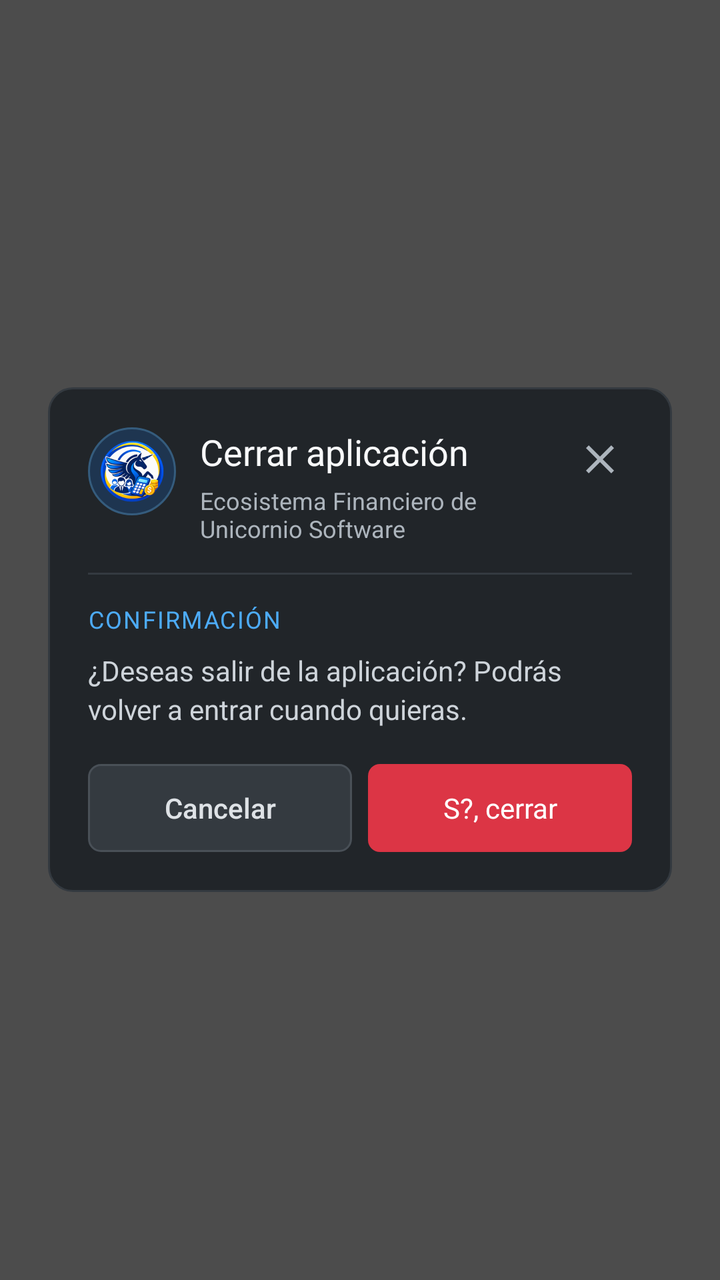
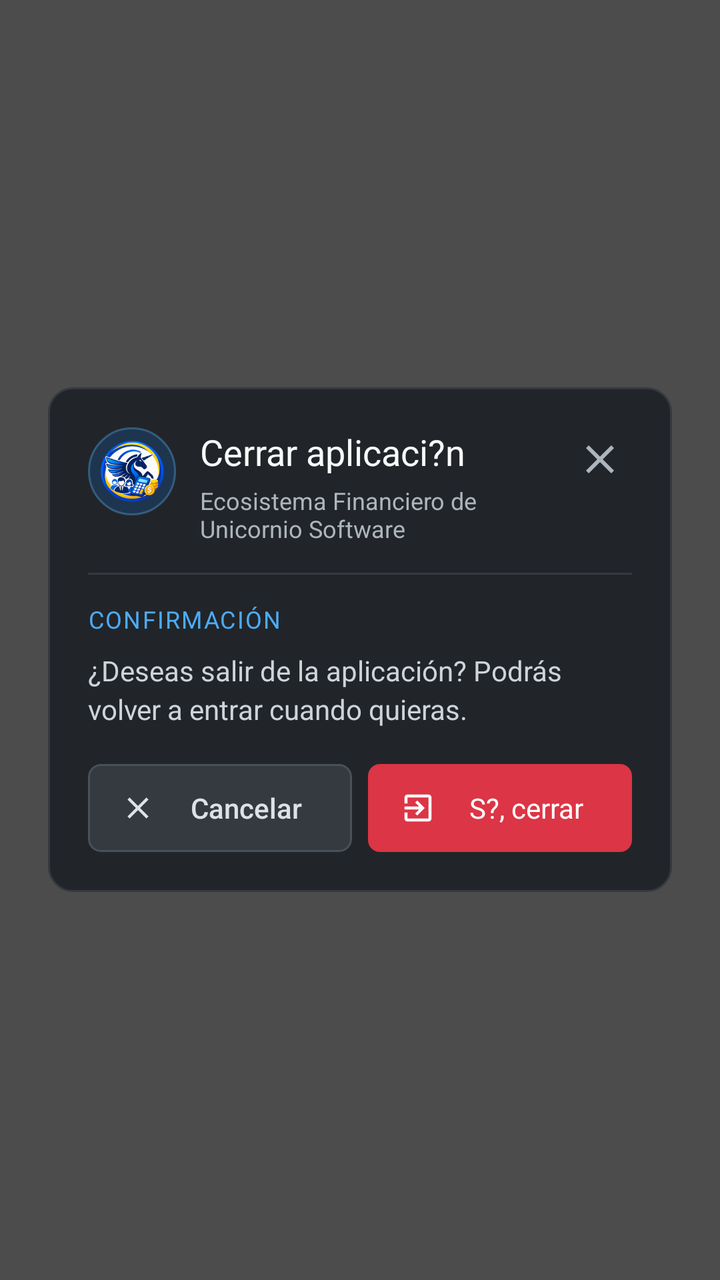

Two renders of the same Android screen: before a commit and after it. Below are the layout's source before the change and the commit's diff.
<!-- AndroidManifest.xml: application theme Theme.UnicornioSoftware -->
<!-- res/layout/dialog_close_app.xml -->
<?xml version="1.0" encoding="utf-8"?>
<FrameLayout xmlns:android="http://schemas.android.com/apk/res/android"
    android:layout_width="match_parent"
    android:layout_height="match_parent"
    android:background="#B3000000"
    android:padding="24dp">

    <LinearLayout
        android:layout_width="match_parent"
        android:layout_height="wrap_content"
        android:layout_gravity="center"
        android:background="@drawable/bg_modal_card"
        android:orientation="vertical"
        android:padding="20dp">

        <LinearLayout
            android:layout_width="match_parent"
            android:layout_height="wrap_content"
            android:gravity="top"
            android:orientation="horizontal">

            <ImageView
                android:layout_width="44dp"
                android:layout_height="44dp"
                android:background="@drawable/bg_offline_icon"
                android:contentDescription="@string/app_name"
                android:padding="6dp"
                android:scaleType="fitCenter"
                android:src="@mipmap/ic_launcher_round" />

            <LinearLayout
                android:layout_width="0dp"
                android:layout_height="wrap_content"
                android:layout_marginStart="12dp"
                android:layout_weight="1"
                android:orientation="vertical">

                <TextView
                    android:id="@+id/closeTitle"
                    android:layout_width="wrap_content"
                    android:layout_height="wrap_content"
                    android:fontFamily="sans-serif-bold"
                    android:text="Cerrar aplicación"
                    android:textColor="#F8F9FA"
                    android:textSize="18sp" />

                <TextView
                    android:layout_width="wrap_content"
                    android:layout_height="wrap_content"
                    android:layout_marginTop="4dp"
                    android:fontFamily="sans-serif"
                    android:text="Ecosistema Financiero de Unicornio Software"
                    android:textColor="#ADB5BD"
                    android:textSize="12sp" />
            </LinearLayout>

            <ImageButton
                android:id="@+id/btnCloseDialogX"
                android:layout_width="32dp"
                android:layout_height="32dp"
                android:background="@android:color/transparent"
                android:contentDescription="Cerrar"
                android:padding="4dp"
                android:src="@drawable/ic_close"
                android:tint="#ADB5BD" />
        </LinearLayout>

        <View
            android:layout_width="match_parent"
            android:layout_height="1dp"
            android:layout_marginTop="14dp"
            android:layout_marginBottom="14dp"
            android:background="#343A40" />

        <TextView
            android:layout_width="wrap_content"
            android:layout_height="wrap_content"
            android:fontFamily="sans-serif-bold"
            android:letterSpacing="0.06"
                    android:text="CONFIRMACIÓN"
            android:textAllCaps="true"
            android:textColor="#4DABF7"
            android:textSize="12sp" />

        <TextView
            android:id="@+id/closeMessage"
            android:layout_width="match_parent"
            android:layout_height="wrap_content"
            android:layout_marginTop="8dp"
            android:fontFamily="sans-serif"
            android:lineSpacingExtra="3dp"
                    android:text="¿Deseas salir de la aplicación? Podrás volver a entrar cuando quieras."
            android:textColor="#CED4DA"
            android:textSize="14sp" />

        <LinearLayout
            android:layout_width="match_parent"
            android:layout_height="wrap_content"
            android:layout_marginTop="18dp"
            android:orientation="horizontal">

            <TextView
                android:id="@+id/btnCloseCancel"
                android:layout_width="0dp"
                android:layout_height="44dp"
                android:layout_marginEnd="8dp"
                android:layout_weight="1"
                android:background="@drawable/bg_modal_btn_secondary"
                android:fontFamily="sans-serif-medium"
                android:gravity="center"
                android:text="Cancelar"
                android:textColor="#DEE2E6"
                android:textSize="14sp" />

            <TextView
                android:id="@+id/btnCloseConfirm"
                android:layout_width="0dp"
                android:layout_height="44dp"
                android:layout_weight="1"
                android:background="@drawable/bg_modal_btn_danger"
                android:fontFamily="sans-serif-bold"
                android:gravity="center"
                android:text="S?, cerrar"
                android:textColor="#FFFFFF"
                android:textSize="14sp" />
        </LinearLayout>
    </LinearLayout>
</FrameLayout>
<!-- resources referenced by this layout -->
<resources>
  <!-- drawable bg_modal_btn_danger (drawable) -->
  ﻿<?xml version="1.0" encoding="utf-8"?>
  <ripple xmlns:android="http://schemas.android.com/apk/res/android" android:color="#33FFFFFF">
      <item>
          <shape android:shape="rectangle">
              <solid android:color="#DC3545" />
              <corners android:radius="6dp" />
          </shape>
      </item>
  </ripple>
  <!-- drawable bg_modal_btn_secondary (drawable) -->
  ﻿<?xml version="1.0" encoding="utf-8"?>
  <ripple xmlns:android="http://schemas.android.com/apk/res/android" android:color="#33FFFFFF">
      <item>
          <shape android:shape="rectangle">
              <solid android:color="#343A40" />
              <corners android:radius="6dp" />
              <stroke android:width="1dp" android:color="#495057" />
          </shape>
      </item>
  </ripple>
  <!-- drawable bg_modal_card (drawable) -->
  ﻿<?xml version="1.0" encoding="utf-8"?>
  <shape xmlns:android="http://schemas.android.com/apk/res/android" android:shape="rectangle">
      <solid android:color="#212529" />
      <corners android:radius="12dp" />
      <stroke android:width="1dp" android:color="#343A40" />
  </shape>
  <!-- drawable bg_offline_icon (drawable) -->
  <?xml version="1.0" encoding="utf-8"?>
  <shape xmlns:android="http://schemas.android.com/apk/res/android" android:shape="oval">
      <solid android:color="#1E3550" />
      <stroke android:width="1dp" android:color="#355C7D" />
  </shape>
  <!-- drawable ic_close (drawable) -->
  <vector xmlns:android="http://schemas.android.com/apk/res/android"
      android:width="24dp" android:height="24dp" android:viewportWidth="24"
      android:viewportHeight="24">
      <path android:fillColor="#EAF2FA"
          android:pathData="M19,6.41L17.59,5 12,10.59 6.41,5 5,6.41 10.59,12 5,17.59 6.41,19 12,13.41 17.59,19 19,17.59 13.41,12z"/>
  </vector>
  <!-- mipmap ic_launcher_round: png bitmap (mipmap-hdpi, 11719 bytes) -->
  <string name="app_name">Ecosistema Financiero de Unicornio Software</string>
  <style name="Theme.UnicornioSoftware" parent="Theme.MaterialComponents.DayNight.NoActionBar">
          <item name="android:statusBarColor">@android:color/black</item>
          <item name="android:navigationBarColor">@android:color/black</item>
          <item name="android:windowLightStatusBar" tools:targetApi="m">false</item>
      </style>
</resources>

<!-- the commit's change to res/layout/dialog_close_app.xml (unified diff, before → after) -->
@@ -40,7 +40,7 @@
                     android:layout_width="wrap_content"
                     android:layout_height="wrap_content"
                     android:fontFamily="sans-serif-bold"
-                    android:text="Cerrar aplicación"
+                    android:text="Cerrar aplicaci?n"
                     android:textColor="#F8F9FA"
                     android:textSize="18sp" />
 
@@ -106,8 +106,12 @@
                 android:layout_marginEnd="8dp"
                 android:layout_weight="1"
                 android:background="@drawable/bg_modal_btn_secondary"
+                android:drawableStart="@drawable/ic_modal_cancel"
+                android:drawablePadding="8dp"
                 android:fontFamily="sans-serif-medium"
                 android:gravity="center"
+                android:paddingStart="16dp"
+                android:paddingEnd="16dp"
                 android:text="Cancelar"
                 android:textColor="#DEE2E6"
                 android:textSize="14sp" />
@@ -118,8 +122,12 @@
                 android:layout_height="44dp"
                 android:layout_weight="1"
                 android:background="@drawable/bg_modal_btn_danger"
+                android:drawableStart="@drawable/ic_modal_exit"
+                android:drawablePadding="8dp"
                 android:fontFamily="sans-serif-bold"
                 android:gravity="center"
+                android:paddingStart="16dp"
+                android:paddingEnd="16dp"
                 android:text="S?, cerrar"
                 android:textColor="#FFFFFF"
                 android:textSize="14sp" />
<!-- resource entries referenced after the edit -->
@@ -41,6 +41,14 @@
       <path android:fillColor="#EAF2FA"
           android:pathData="M19,6.41L17.59,5 12,10.59 6.41,5 5,6.41 10.59,12 5,17.59 6.41,19 12,13.41 17.59,19 19,17.59 13.41,12z"/>
   </vector>
+  <!-- drawable ic_modal_cancel (drawable) -->
+  <vector xmlns:android="http://schemas.android.com/apk/res/android" android:width="18dp" android:height="18dp" android:viewportWidth="24" android:viewportHeight="24">
+    <path android:fillColor="#DEE2E6" android:pathData="M19,6.41L17.59,5 12,10.59 6.41,5 5,6.41 10.59,12 5,17.59 6.41,19 12,13.41 17.59,19 19,17.59 13.41,12z"/>
+  </vector>
+  <!-- drawable ic_modal_exit (drawable) -->
+  <vector xmlns:android="http://schemas.android.com/apk/res/android" android:width="18dp" android:height="18dp" android:viewportWidth="24" android:viewportHeight="24">
+    <path android:fillColor="#FFFFFF" android:pathData="M10.09,15.59L11.5,17l5,-5 -5,-5 -1.41,1.41L12.67,11H3v2h9.67l-2.58,2.59zM19,3H5c-1.11,0 -2,0.9 -2,2v4h2V5h14v14H5v-4H3v4c0,1.1 0.89,2 2,2h14c1.1,0 2,-0.9 2,-2V5c0,-1.1 -0.9,-2 -2,-2z"/>
+  </vector>
   <!-- mipmap ic_launcher_round: png bitmap (mipmap-hdpi, 11719 bytes) -->
   <string name="app_name">Ecosistema Financiero de Unicornio Software</string>
   <style name="Theme.UnicornioSoftware" parent="Theme.MaterialComponents.DayNight.NoActionBar">
